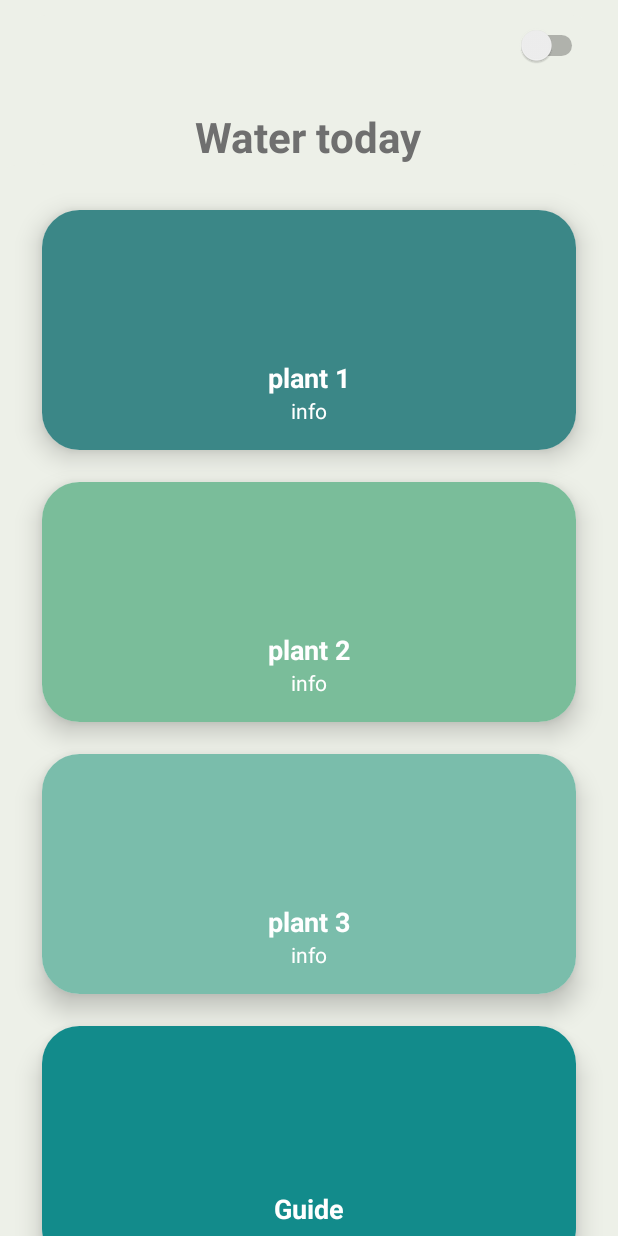
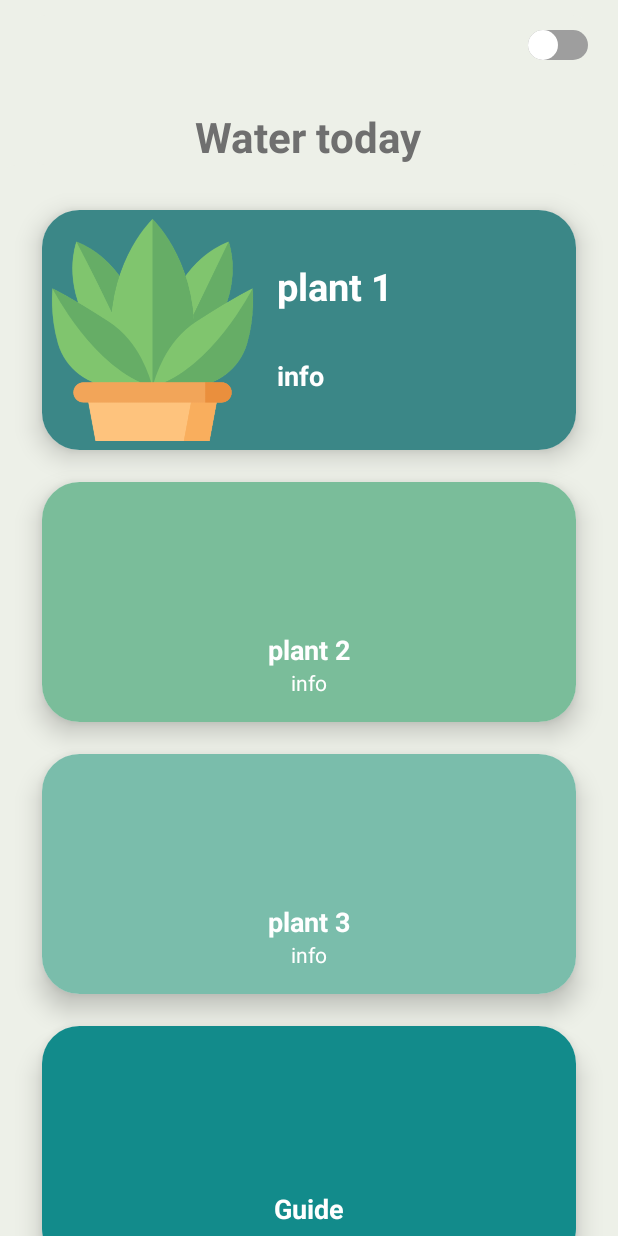
Before and after one commit to yahiabenotmanee/Mygsm, an Android app: the screen it shows after launch (MainActivity), on a phone screen of 412 x 824 dp. Run offline under Robolectric (Android 15) with nearby library versions, the phone set to English and light mode, and no system bars.

Commit message:
commit v2.1.1

```diff
--- a/app/src/main/java/com/example/mygsm/MainActivity.java
+++ b/app/src/main/java/com/example/mygsm/MainActivity.java
@@ -38,13 +38,11 @@ public class MainActivity extends AppCompatActivity {
 
                 }else {
                     if (isChecked) {
-                        sendSMS("RELAY ON", number);
+                       // sendSMS("RELAY ON", number);
                     } else {
-                        sendSMS("RELAY OFF",number);
+                        //sendSMS("RELAY OFF",number);
                     }
                 }
-
-
             }
         });
 
--- /dev/null
+++ b/app/src/main/res/drawable/switch_thumb.xml
@@ -0,0 +1,5 @@
+<shape xmlns:android="http://schemas.android.com/apk/res/android"
+    android:shape="oval">
+    <size android:width="20dp" android:height="20dp"/>
+    <solid android:color="@color/p4"/>
+</shape>
--- /dev/null
+++ b/app/src/main/res/drawable/switch_track.xml
@@ -0,0 +1,6 @@
+<shape xmlns:android="http://schemas.android.com/apk/res/android"
+    android:shape="rectangle">
+    <corners android:radius="10dp"/>
+    <size android:height="10dp"/>
+    <solid android:color="@color/p1"/>
+</shape>
--- a/app/src/main/res/layout/activity_main.xml
+++ b/app/src/main/res/layout/activity_main.xml
@@ -26,8 +26,12 @@
                 android:layout_width="60dp"
                 android:layout_height="40dp"
                 android:layout_alignParentRight="true"
-                android:layout_marginRight="0dp"
+                android:thumb="@drawable/switch_thumb"
+                android:track="@drawable/switch_track"
+                android:thumbTint="@color/switch_thumb_color"
+                android:trackTint="@color/switch_track_color"
                 />
+
             <!--ImageView
                 android:id="@+id/Switch"
                 android:layout_width="35dp"
@@ -83,14 +87,23 @@
                     android:layout_width="match_parent"
                     android:layout_height="160dp"
                     android:background="@color/p1"
-                    android:gravity="center"
-                    android:orientation="vertical"
+                    android:orientation="horizontal"
                     android:padding="6dp">
 
                     <ImageView
-                        android:layout_width="80dp"
-                        android:layout_height="80dp"
-                        />
+                        android:layout_width="135dp"
+                        android:layout_height="170dp"
+                        android:src="@drawable/plant"
+                        android:scaleType="centerCrop" />
+
+                    <LinearLayout
+                        android:layout_width="wrap_content"
+                        android:layout_height="wrap_content"
+                        android:orientation="vertical"
+                        android:gravity="start"
+                        android:layout_marginStart="15dp"
+                        android:layout_marginBottom="3dp"
+                        android:layout_gravity="center_vertical">
 
                         <TextView
                             android:layout_width="wrap_content"
@@ -98,18 +111,22 @@
                             android:layout_marginTop="3dp"
                             android:text="plant 1"
                             android:textColor="@color/white"
-                        android:textSize="18sp"
+                            android:textSize="25sp"
                             android:textStyle="bold" />
 
                         <TextView
-                        android:layout_width="100dp"
+                            android:layout_width="wrap_content"
                             android:layout_height="wrap_content"
-                        android:layout_gravity="center"
                             android:text="info"
-                        android:gravity="center"
                             android:textColor="@color/white"
-                        />
+                            android:layout_gravity="start"
+                            android:layout_marginTop="30dp"
+                            android:textStyle="bold"
+                            android:textSize="18sp"/>
+
                     </LinearLayout>
+                </LinearLayout>
+
 
             </androidx.cardview.widget.CardView>
 
--- a/app/src/main/res/values/colors.xml
+++ b/app/src/main/res/values/colors.xml
@@ -11,4 +11,7 @@
     <color name="p6">#edf0e8</color>
     <color name="p7">#128b8b</color>
 
+        <color name="switch_thumb_color">#FFFFFF</color> <!-- Change to desired thumb color -->
+        <color name="switch_track_color">#9E9E9E</color> <!-- Change to desired track color -->
+
 </resources>
```
Also changed, not shown: app/src/main/res/drawable/plant.png (added). Lines whose indentation alone changed are shown as unchanged.
